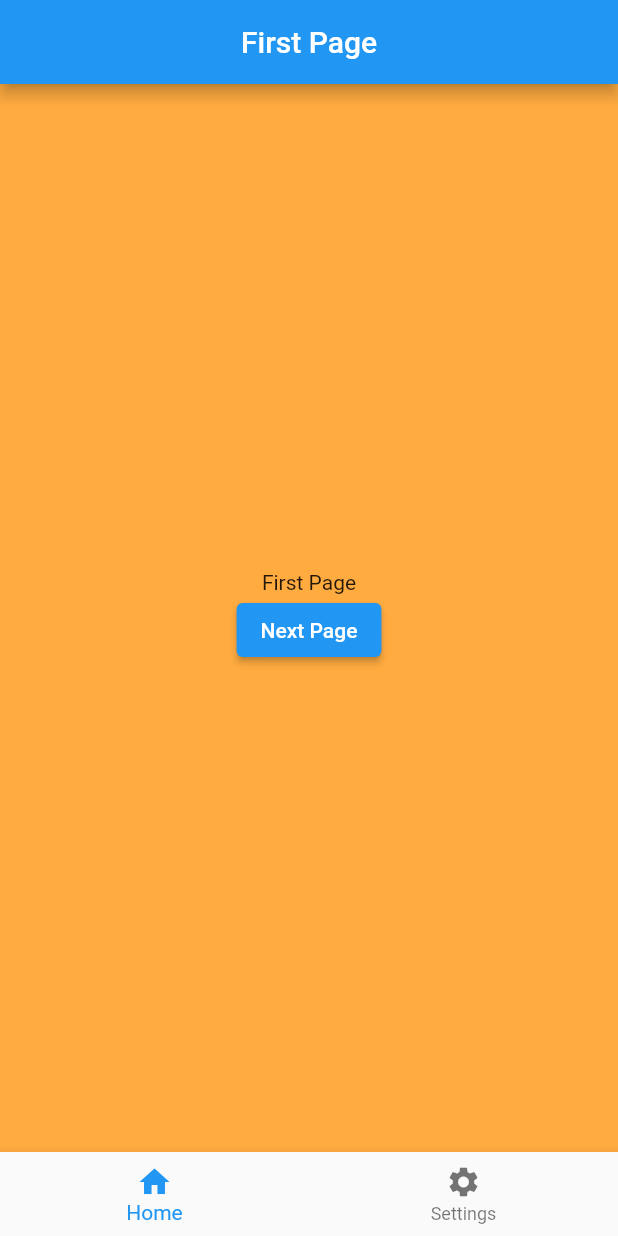
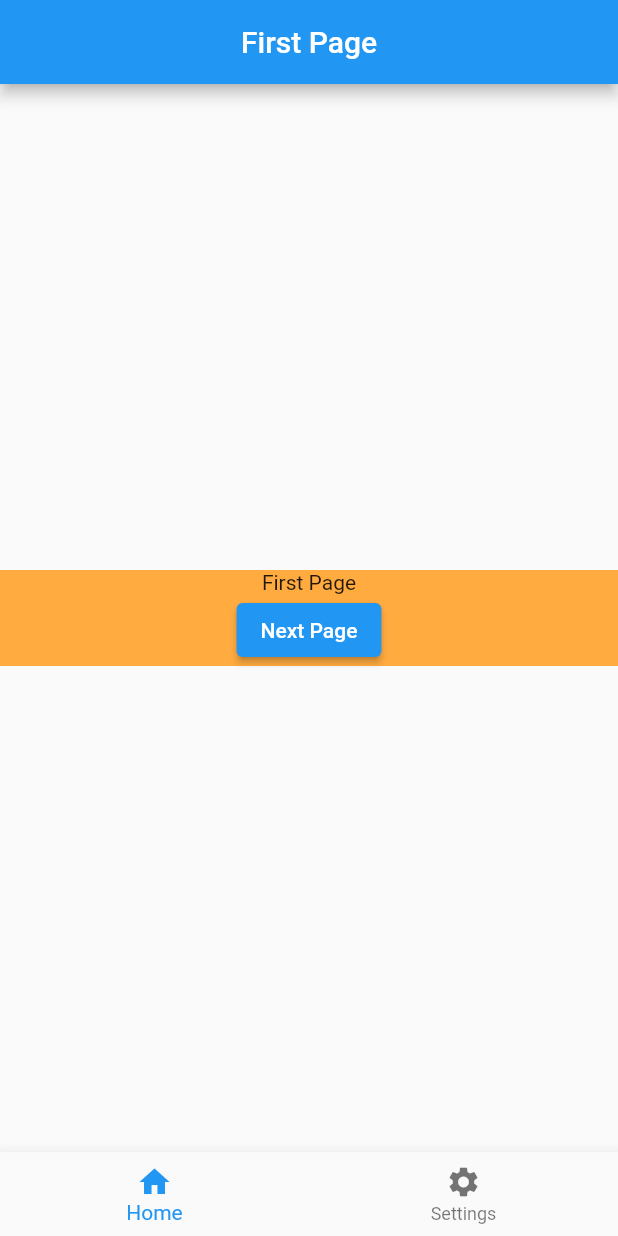
Before and after one commit to JoshBiong/flutter_basics, a Flutter app: the screen it shows after launch, on a phone screen of 412 x 824 dp. Run offline on Flutter 3.47's test engine with Material 2 defaults, Android fonts, the phone set to English and light mode, and no system bars.

Commit message:
mainaxisalignment.center

```diff
--- a/lib/main.dart
+++ b/lib/main.dart
@@ -36,7 +36,10 @@ class _HomepageState extends State<Homepage> {
         ),
       ),
       body: currentIndex == 0
-          ? Container(
+          ? Column(
+              mainAxisAlignment: MainAxisAlignment.center,
+              children: [
+                Container(
                   decoration: const BoxDecoration(color: Colors.orangeAccent),
                   child: Center(
                     child: Column(
@@ -54,6 +57,8 @@ class _HomepageState extends State<Homepage> {
                       ],
                     ),
                   ),
+                ),
+              ],
             )
           : GestureDetector(
               onTap: () {
```
Lines whose indentation alone changed are shown as unchanged.
